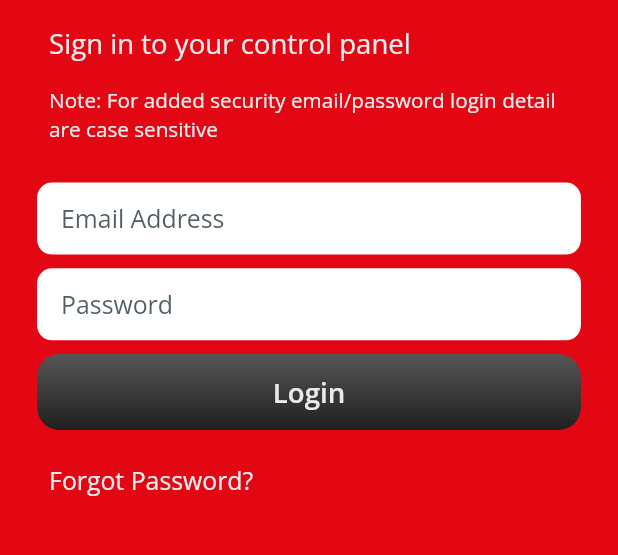
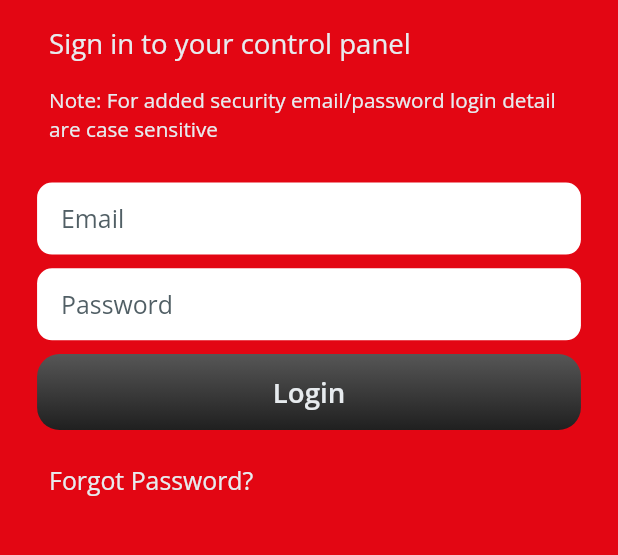
Before and after one commit to Splokhande/autolocksmith_rated, a Flutter app: the screen it shows after launch, on a phone screen of 412 x 824 dp, the part 407-962 px from its top. Run offline on Flutter 3.47's test engine with Material 2 defaults, Android fonts, the phone set to English and light mode, and no system bars; our stand-ins replace badges, cached_network_image, connectivity, firebase_core, firebase_messaging, flutter_screenutil and 3 more; missing offline and left inert: custom_progress_dialog; accounts and stored records are empty.

Commit message:
final changes done

```diff
--- a/lib/Home/leads.dart
+++ b/lib/Home/leads.dart
@@ -151,7 +151,7 @@ class _MyLeadsState extends State<MyLeads> {
                       });
                     },
                     child: GradientTabBarButton(
-                      text: "New Leads",
+                      text: "New",
                       icon: Icons.file_download,
                       isActive: selected,
                     ),
--- a/lib/Login/Login.dart
+++ b/lib/Login/Login.dart
@@ -59,7 +59,7 @@ class _LoginState extends State<Login> {
                 TextFormFieldWidget(
                   label: "",
                   controller: _email,
-                  hint: "Email Address",
+                  hint: "Email",
                   validate: (value){
                     if(value == ""){
                       return "This field cannot be empty.";
```
